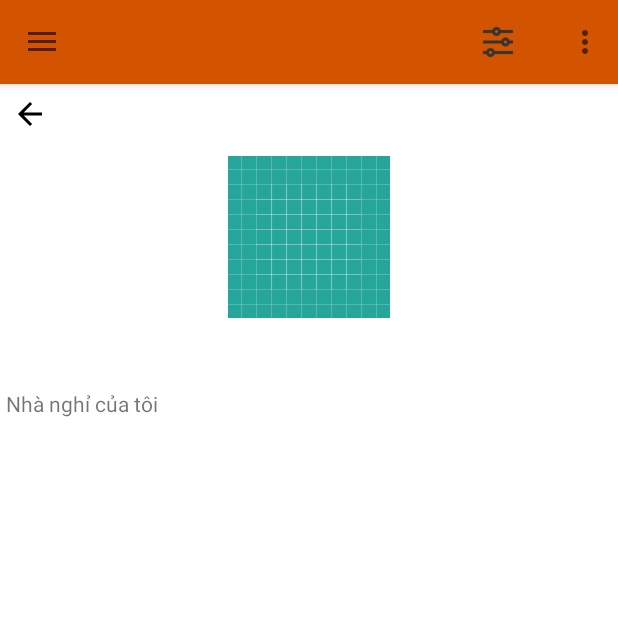
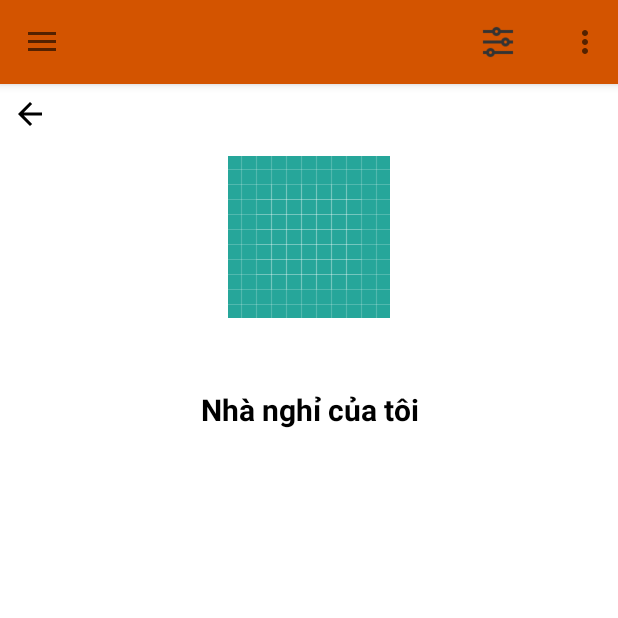
Before and after one commit to TechkidsAndroid11/Final-Project-2-Chua-nghi-ra-ten, an Android app: the fragment MyHotelFragment placed in its activity, on a phone screen of 412 x 824 dp, the top half of it. Run offline under Robolectric (Android 15) with nearby library versions, the phone set to English and light mode, and no system bars; our stand-ins replace EventBus, Firebase (no records; nobody signed in at launch, a user with empty details on screens opened directly), Picasso; libraries missing offline, so code that uses them is left out: com.wang.avi, jp.wasabeef.picasso; plain views replace AVLoadingIndicatorView; pictures from the network do not load; 4 statements that could not run were skipped.

Commit message:
no message

```diff
--- a/HotelHunter/app/src/main/java/com/example/admins/hotelhunter/activities/MainActivity.java
+++ b/HotelHunter/app/src/main/java/com/example/admins/hotelhunter/activities/MainActivity.java
@@ -254,6 +254,7 @@ public class MainActivity extends AppCompatActivity
 
                 }
             });
+
             Button btNo = dialogView.findViewById(R.id.btn_no);
             btNo.setOnClickListener(new View.OnClickListener() {
                 @Override
--- a/HotelHunter/app/src/main/res/layout/fragment_my_hotel.xml
+++ b/HotelHunter/app/src/main/res/layout/fragment_my_hotel.xml
@@ -39,8 +39,12 @@
         android:orientation="vertical">
 
         <TextView
-            android:layout_width="wrap_content"
-            android:layout_height="wrap_content"
+            android:textStyle="bold"
+            android:textSize="20sp"
+            android:textColor="#000"
+            android:gravity="center"
+            android:layout_width="match_parent"
+            android:layout_height="match_parent"
             android:text="Nhà nghỉ của tôi"
             android:layout_margin="4dp"/>
 
--- a/HotelHunter/app/src/main/res/layout/item_hotel.xml
+++ b/HotelHunter/app/src/main/res/layout/item_hotel.xml
@@ -38,10 +38,11 @@
         app:layout_constraintTop_toTopOf="parent" />
 
     <RatingBar
+        android:theme="@style/RatingBar"
         android:id="@+id/rb_star"
         style="@style/Widget.AppCompat.RatingBar.Small"
-        android:layout_width="177dp"
-        android:layout_height="25dp"
+        android:layout_width="wrap_content"
+        android:layout_height="wrap_content"
         android:layout_marginStart="16dp"
         android:numStars="5"
         android:padding="3dp"
```
